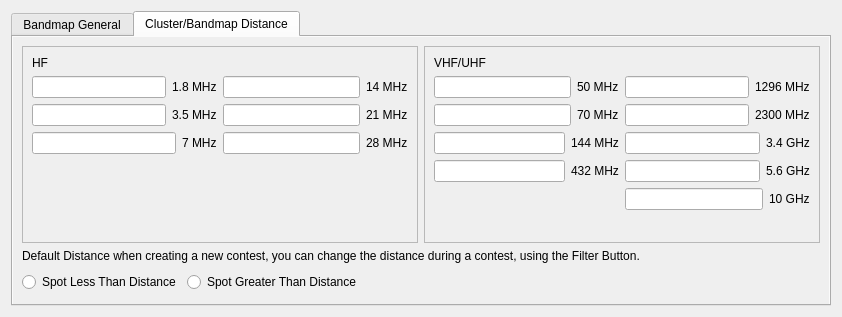
The window that mqt/MqtLogger/Clusterbandmapconfigure.ui (Rsclub22/Minos2-Mirror) describes before a commit, drawn with Qt 5.
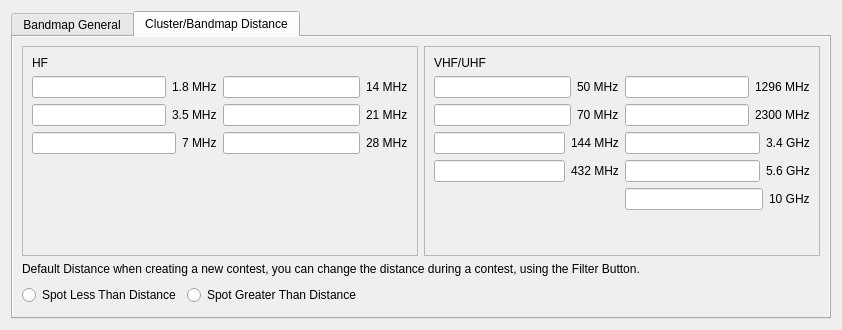
The same window after the commit. The open tabs and pages were chosen to show the change.

Commit message: fix saving preset freq, make presetfreq error dialogue more user friendly, save radio options and cluster/bandmap options tab indexes

Diff of the .ui file:
```diff
--- a/mqt/MqtLogger/Clusterbandmapconfigure.ui
+++ b/mqt/MqtLogger/Clusterbandmapconfigure.ui
@@ -7,7 +7,7 @@
     <x>0</x>
     <y>0</y>
     <width>842</width>
-    <height>317</height>
+    <height>330</height>
    </rect>
   </property>
   <property name="windowTitle">
```
Left out of the diff: 2 changed lines with no effect on the pictures. The commit also changes 7 other files.
